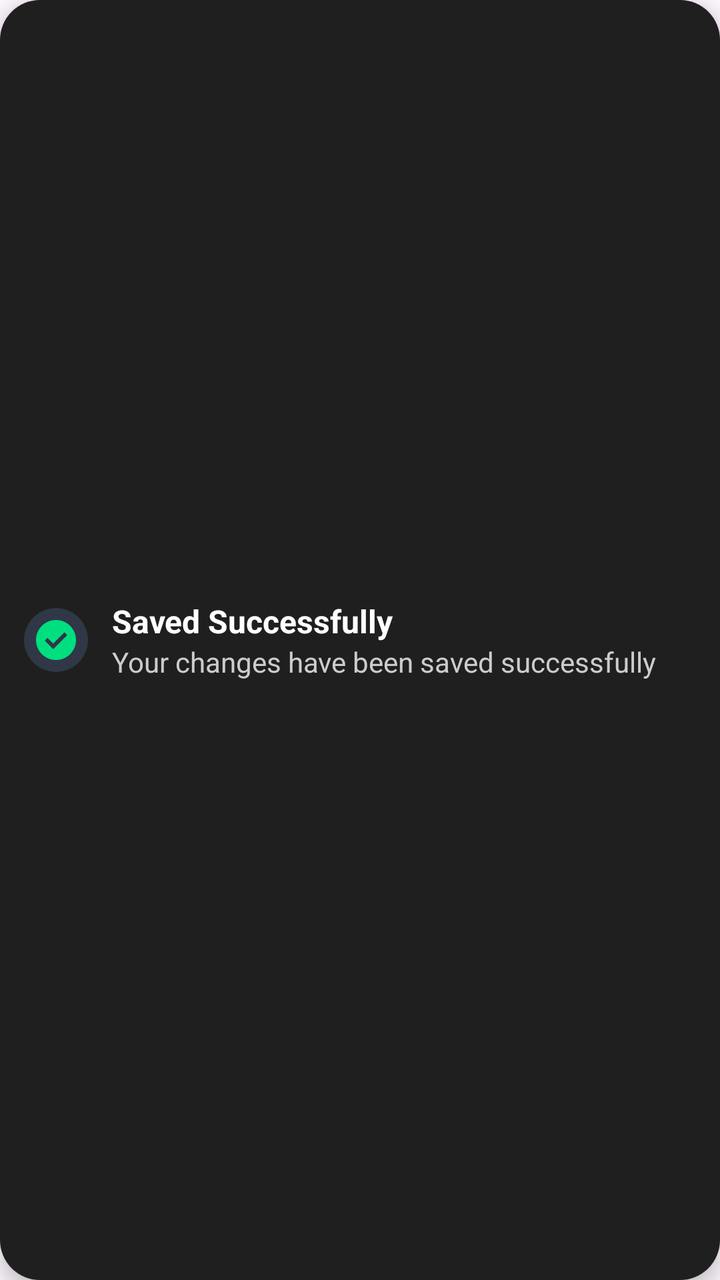
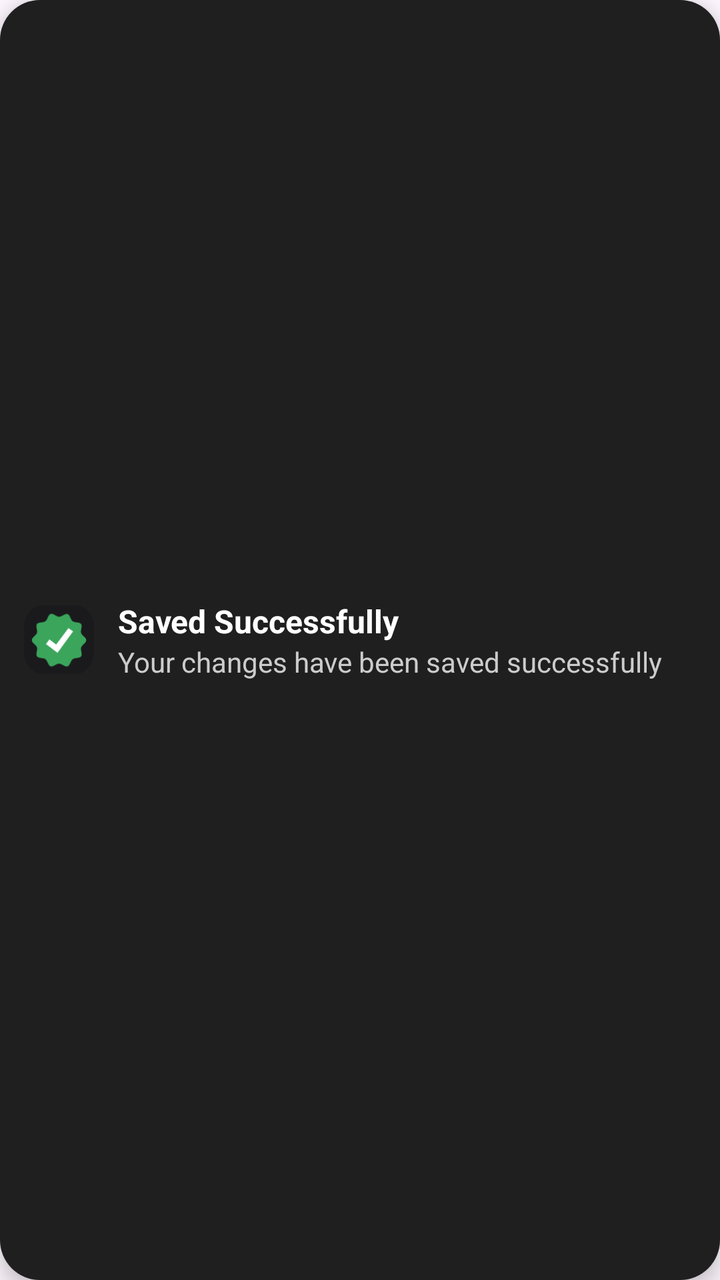

The first picture is an Android layout as it rendered before a commit; the second is the same layout after the commit. The layout source and the unified diff follow.
<!-- AndroidManifest.xml: application theme Theme.Nexus -->
<!-- res/layout/custom_snackbar.xml -->
<?xml version="1.0" encoding="utf-8"?>
<LinearLayout xmlns:android="http://schemas.android.com/apk/res/android"
    android:layout_width="match_parent"
    android:layout_height="wrap_content"
    android:background="@drawable/snackbar_background"
    android:elevation="6dp"
    android:gravity="center_vertical"
    android:orientation="horizontal"
    android:padding="12dp">

    <ImageView
        android:id="@+id/snackbar_icon"
        android:layout_width="wrap_content"
        android:layout_height="wrap_content"
        android:layout_marginEnd="12dp"
        android:src="@drawable/check_mark" />

    <LinearLayout
        android:layout_width="0dp"
        android:layout_height="wrap_content"
        android:layout_weight="1"
        android:orientation="vertical">

        <TextView
            android:id="@+id/snackbar_title"
            android:layout_width="wrap_content"
            android:layout_height="wrap_content"
            android:text="Saved Successfully"
            android:textColor="#FFFFFF"
            android:textSize="16sp"
            android:textStyle="bold" />

        <TextView
            android:id="@+id/snackbar_message"
            android:layout_width="wrap_content"
            android:layout_height="wrap_content"
            android:text="Your changes have been saved successfully"
            android:textColor="#CCCCCC"
            android:textSize="14sp" />
    </LinearLayout>
</LinearLayout>
<!-- resources referenced by this layout -->
<resources>
  <!-- drawable check_mark (drawable) -->
  <vector xmlns:android="http://schemas.android.com/apk/res/android"
      android:width="32dp"
      android:height="32dp"
      android:viewportWidth="32"
      android:viewportHeight="32">
      <path
          android:fillColor="#303746"
          android:pathData="M16,0L16,0A16,16 0,0 1,32 16L32,16A16,16 0,0 1,16 32L16,32A16,16 0,0 1,0 16L0,16A16,16 0,0 1,16 0z" />
      <group>
          <clip-path android:pathData="M4,4h24v24h-24z" />
          <path
              android:fillColor="#00DF80"
              android:pathData="M14.6,20.6L21.65,13.55L20.25,12.15L14.6,17.8L11.75,14.95L10.35,16.35L14.6,20.6ZM16,26C14.617,26 13.317,25.737 12.1,25.212C10.883,24.687 9.825,23.975 8.925,23.075C8.025,22.175 7.313,21.117 6.788,19.9C6.263,18.683 6,17.383 6,16C6,14.617 6.263,13.317 6.788,12.1C7.313,10.883 8.025,9.825 8.925,8.925C9.825,8.025 10.883,7.312 12.1,6.787C13.317,6.262 14.617,6 16,6C17.383,6 18.683,6.262 19.9,6.787C21.117,7.312 22.175,8.025 23.075,8.925C23.975,9.825 24.687,10.883 25.212,12.1C25.737,13.317 26,14.617 26,16C26,17.383 25.737,18.683 25.212,19.9C24.687,21.117 23.975,22.175 23.075,23.075C22.175,23.975 21.117,24.687 19.9,25.212C18.683,25.737 17.383,26 16,26Z" />
      </group>
  </vector>
  <!-- drawable snackbar_background (drawable) -->
  <shape xmlns:android="http://schemas.android.com/apk/res/android"
      android:shape="rectangle">
      <solid android:color="@color/gray_800" />
      <corners android:radius="20dp" />
      <padding
          android:bottom="12dp"
          android:left="16dp"
          android:right="16dp"
          android:top="12dp" />
  </shape>
  <style name="Theme.Nexus" parent="Base.Theme.Nexus" />
  <color name="gray_800">#1F1F1F</color>
  <style name="Base.Theme.Nexus" parent="Theme.Material3.DayNight.NoActionBar">
          <item name="colorPrimary">@color/blue_500</item>
          <item name="colorOnPrimaryContainer">@color/white</item>
          <item name="colorOnSecondaryContainer">@color/blue_500</item>
          <item name="colorSecondaryContainer">@color/blue_500</item>
      </style>
  <color name="blue_500">#3b82f6</color>
  <color name="white">#FFFFFFFF</color>
</resources>

<!-- the commit's change to res/layout/custom_snackbar.xml (unified diff, before → after) -->
@@ -10,10 +10,10 @@
 
     <ImageView
         android:id="@+id/snackbar_icon"
-        android:layout_width="wrap_content"
-        android:layout_height="wrap_content"
+        android:layout_width="35dp"
+        android:layout_height="35dp"
         android:layout_marginEnd="12dp"
-        android:src="@drawable/check_mark" />
+        android:src="@drawable/verified_server" />
 
     <LinearLayout
         android:layout_width="0dp"
<!-- resource entries referenced after the edit -->
@@ -1,21 +1,5 @@
 <!-- resources referenced by this layout -->
 <resources>
-  <!-- drawable check_mark (drawable) -->
-  <vector xmlns:android="http://schemas.android.com/apk/res/android"
-      android:width="32dp"
-      android:height="32dp"
-      android:viewportWidth="32"
-      android:viewportHeight="32">
-      <path
-          android:fillColor="#303746"
-          android:pathData="M16,0L16,0A16,16 0,0 1,32 16L32,16A16,16 0,0 1,16 32L16,32A16,16 0,0 1,0 16L0,16A16,16 0,0 1,16 0z" />
-      <group>
-          <clip-path android:pathData="M4,4h24v24h-24z" />
-          <path
-              android:fillColor="#00DF80"
-              android:pathData="M14.6,20.6L21.65,13.55L20.25,12.15L14.6,17.8L11.75,14.95L10.35,16.35L14.6,20.6ZM16,26C14.617,26 13.317,25.737 12.1,25.212C10.883,24.687 9.825,23.975 8.925,23.075C8.025,22.175 7.313,21.117 6.788,19.9C6.263,18.683 6,17.383 6,16C6,14.617 6.263,13.317 6.788,12.1C7.313,10.883 8.025,9.825 8.925,8.925C9.825,8.025 10.883,7.312 12.1,6.787C13.317,6.262 14.617,6 16,6C17.383,6 18.683,6.262 19.9,6.787C21.117,7.312 22.175,8.025 23.075,8.925C23.975,9.825 24.687,10.883 25.212,12.1C25.737,13.317 26,14.617 26,16C26,17.383 25.737,18.683 25.212,19.9C24.687,21.117 23.975,22.175 23.075,23.075C22.175,23.975 21.117,24.687 19.9,25.212C18.683,25.737 17.383,26 16,26Z" />
-      </group>
-  </vector>
   <!-- drawable snackbar_background (drawable) -->
   <shape xmlns:android="http://schemas.android.com/apk/res/android"
       android:shape="rectangle">
@@ -27,6 +11,27 @@
           android:right="16dp"
           android:top="12dp" />
   </shape>
+  <!-- drawable verified_server (drawable) -->
+  <vector xmlns:android="http://schemas.android.com/apk/res/android"
+      android:width="101dp"
+      android:height="100dp"
+      android:viewportWidth="101"
+      android:viewportHeight="100">
+    <path
+        android:pathData="M30.5,0L70.5,0A30,30 0,0 1,100.5 30L100.5,70A30,30 0,0 1,70.5 100L30.5,100A30,30 0,0 1,0.5 70L0.5,30A30,30 0,0 1,30.5 0z"
+        android:fillColor="#1A1A1C"/>
+    <group>
+      <clip-path
+          android:pathData="M89.87,10H11.18V90H89.87V10Z"/>
+      <path
+          android:pathData="M89.87,50.74C89.87,54.69 83.57,57.63 82.39,61.18C81.21,64.72 84.55,71.17 82.39,74.11C80.23,77.06 73.34,75.86 70.29,78.11C67.24,80.35 66.41,87.3 62.72,88.54C59.03,89.79 54.51,84.55 50.57,84.55C46.64,84.55 41.96,89.54 38.42,88.54C34.88,87.55 33.9,80.35 30.85,78.11C27.8,75.86 21.01,77.21 18.75,74.11C16.49,71.02 19.88,64.92 18.75,61.18C17.62,57.43 11.18,54.69 11.18,50.74C11.18,46.79 17.47,43.85 18.65,40.3C19.83,36.76 16.49,30.31 18.65,27.37C20.82,24.42 27.75,25.62 30.85,23.37C33.95,21.13 34.69,14.18 38.37,12.79C42.06,11.39 46.59,16.93 50.52,16.93C54.46,16.93 59.13,11.94 62.67,12.94C66.21,13.93 67.14,21.13 70.19,23.37C73.24,25.62 80.03,24.27 82.29,27.37C84.55,30.46 81.16,36.56 82.29,40.3C83.42,44.05 89.87,46.79 89.87,50.74Z"
+          android:fillColor="#3BA55C"
+          android:fillType="evenOdd"/>
+      <path
+          android:pathData="M48.32,69.03L31.72,56.27L36.6,49.46L46.36,57.12L64.13,33.15L70.77,38.15L48.32,69.03Z"
+          android:fillColor="#ffffff"/>
+    </group>
+  </vector>
   <style name="Theme.Nexus" parent="Base.Theme.Nexus" />
   <color name="gray_800">#1F1F1F</color>
   <style name="Base.Theme.Nexus" parent="Theme.Material3.DayNight.NoActionBar">
